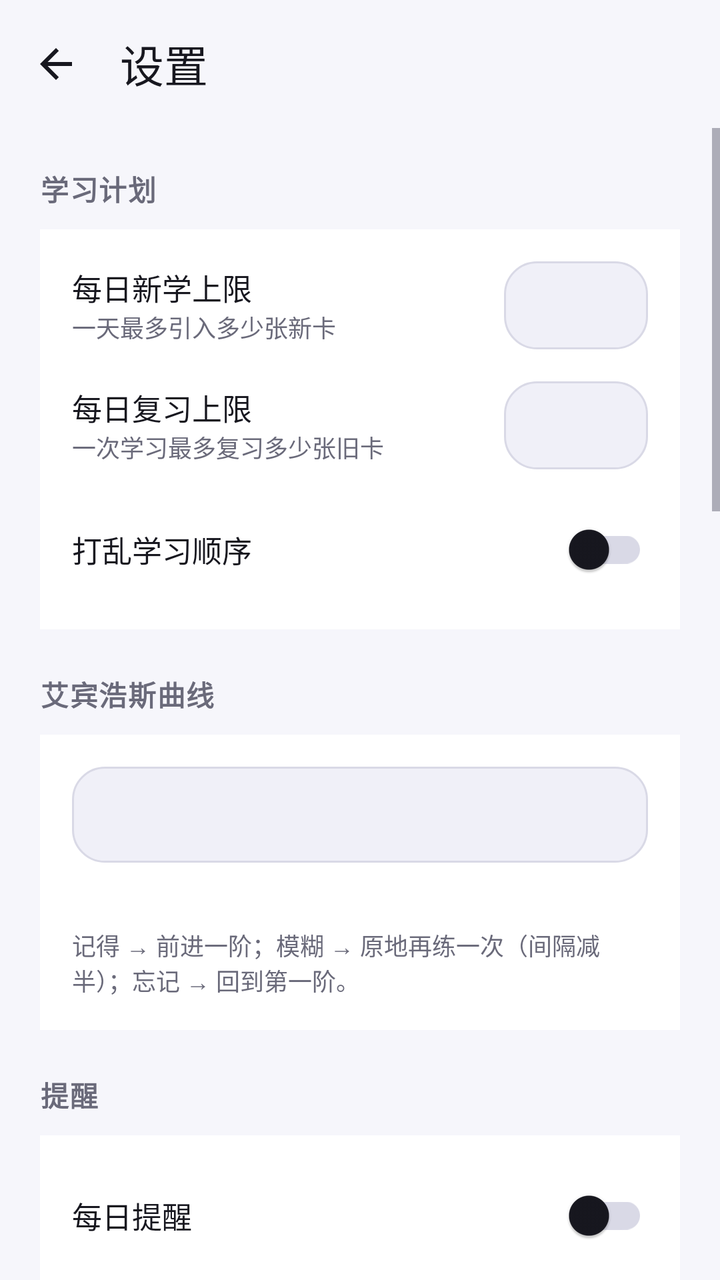
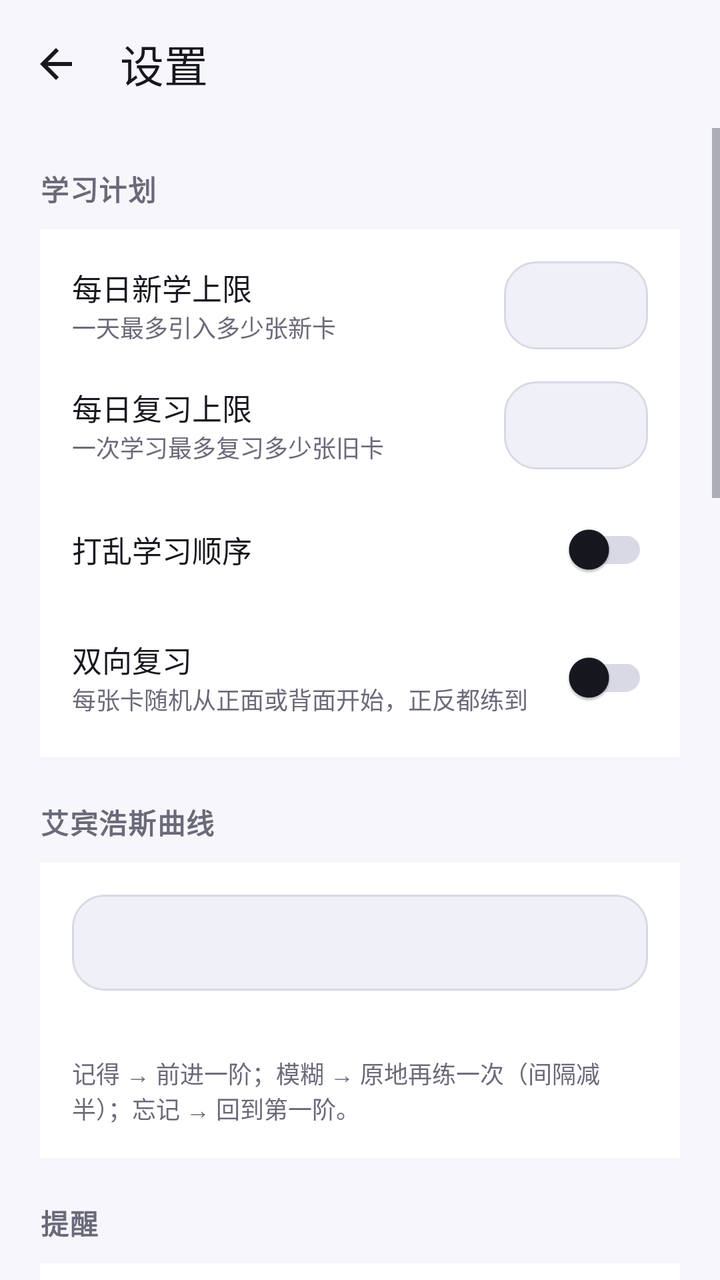

Screens rendered from an Android XML layout before and after an edit, with the pre-edit source and the edit as a unified diff.
<!-- AndroidManifest.xml: application theme Theme.Suji -->
<!-- res/layout/activity_settings.xml -->
<?xml version="1.0" encoding="utf-8"?>
<LinearLayout xmlns:android="http://schemas.android.com/apk/res/android"
    xmlns:app="http://schemas.android.com/apk/res-auto"
    android:layout_width="match_parent"
    android:layout_height="match_parent"
    android:background="?android:attr/colorBackground"
    android:orientation="vertical">

    <com.google.android.material.appbar.MaterialToolbar
        android:id="@+id/toolbar"
        android:layout_width="match_parent"
        android:layout_height="?attr/actionBarSize"
        android:background="?android:attr/colorBackground"
        app:navigationIcon="@drawable/ic_arrow_back"
        app:navigationIconTint="?attr/colorOnSurface"
        app:title="设置"
        app:titleTextColor="?attr/colorOnSurface" />

    <ScrollView
        android:layout_width="match_parent"
        android:layout_height="match_parent"
        android:fillViewport="true">

        <LinearLayout
            android:layout_width="match_parent"
            android:layout_height="wrap_content"
            android:orientation="vertical"
            android:padding="@dimen/page_pad">

            
            <TextView
                style="@style/Text.Section"
                android:layout_width="wrap_content"
                android:layout_height="wrap_content"
                android:text="学习计划" />

            <LinearLayout
                android:layout_width="match_parent"
                android:layout_height="wrap_content"
                android:layout_marginTop="10dp"
                android:background="?attr/colorSurface"
                android:orientation="vertical"
                android:padding="16dp">

                <LinearLayout
                    android:layout_width="match_parent"
                    android:layout_height="wrap_content"
                    android:gravity="center_vertical"
                    android:orientation="horizontal">

                    <LinearLayout
                        android:layout_width="0dp"
                        android:layout_height="wrap_content"
                        android:layout_weight="1"
                        android:orientation="vertical">

                        <TextView
                            android:layout_width="wrap_content"
                            android:layout_height="wrap_content"
                            android:text="每日新学上限"
                            android:textColor="?attr/colorOnSurface"
                            android:textSize="15sp" />

                        <TextView
                            android:layout_width="wrap_content"
                            android:layout_height="wrap_content"
                            android:text="一天最多引入多少张新卡"
                            android:textColor="?attr/colorOnSurfaceVariant"
                            android:textSize="12sp" />
                    </LinearLayout>

                    <EditText
                        android:id="@+id/edNewPerDay"
                        android:layout_width="72dp"
                        android:layout_height="44dp"
                        android:background="@drawable/bg_input"
                        android:gravity="center"
                        android:importantForAutofill="no"
                        android:inputType="number"
                        android:maxLength="4"
                        android:textColor="?attr/colorOnSurface"
                        android:textSize="15sp" />
                </LinearLayout>

                <LinearLayout
                    android:layout_width="match_parent"
                    android:layout_height="wrap_content"
                    android:layout_marginTop="16dp"
                    android:gravity="center_vertical"
                    android:orientation="horizontal">

                    <LinearLayout
                        android:layout_width="0dp"
                        android:layout_height="wrap_content"
                        android:layout_weight="1"
                        android:orientation="vertical">

                        <TextView
                            android:layout_width="wrap_content"
                            android:layout_height="wrap_content"
                            android:text="每日复习上限"
                            android:textColor="?attr/colorOnSurface"
                            android:textSize="15sp" />

                        <TextView
                            android:layout_width="wrap_content"
                            android:layout_height="wrap_content"
                            android:text="一次学习最多复习多少张旧卡"
                            android:textColor="?attr/colorOnSurfaceVariant"
                            android:textSize="12sp" />
                    </LinearLayout>

                    <EditText
                        android:id="@+id/edReviewPerDay"
                        android:layout_width="72dp"
                        android:layout_height="44dp"
                        android:background="@drawable/bg_input"
                        android:gravity="center"
                        android:importantForAutofill="no"
                        android:inputType="number"
                        android:maxLength="4"
                        android:textColor="?attr/colorOnSurface"
                        android:textSize="15sp" />
                </LinearLayout>

                <LinearLayout
                    android:layout_width="match_parent"
                    android:layout_height="wrap_content"
                    android:layout_marginTop="16dp"
                    android:gravity="center_vertical"
                    android:orientation="horizontal">

                    <TextView
                        android:layout_width="0dp"
                        android:layout_height="wrap_content"
                        android:layout_weight="1"
                        android:text="打乱学习顺序"
                        android:textColor="?attr/colorOnSurface"
                        android:textSize="15sp" />

                    <com.google.android.material.switchmaterial.SwitchMaterial
                        android:id="@+id/swShuffle"
                        android:layout_width="wrap_content"
                        android:layout_height="wrap_content" />
                </LinearLayout>
            </LinearLayout>

            
            <TextView
                style="@style/Text.Section"
                android:layout_width="wrap_content"
                android:layout_height="wrap_content"
                android:layout_marginTop="22dp"
                android:text="艾宾浩斯曲线" />

            <LinearLayout
                android:layout_width="match_parent"
                android:layout_height="wrap_content"
                android:layout_marginTop="10dp"
                android:background="?attr/colorSurface"
                android:orientation="vertical"
                android:padding="16dp">

                <Spinner
                    android:id="@+id/spinnerPreset"
                    android:layout_width="match_parent"
                    android:layout_height="48dp"
                    android:background="@drawable/bg_input"
                    android:paddingStart="12dp"
                    android:paddingEnd="12dp" />

                <TextView
                    android:id="@+id/tvIntervals"
                    android:layout_width="match_parent"
                    android:layout_height="wrap_content"
                    android:layout_marginTop="10dp"
                    android:text=""
                    android:textColor="?attr/colorOnSurfaceVariant"
                    android:textSize="12sp" />

                <TextView
                    android:layout_width="match_parent"
                    android:layout_height="wrap_content"
                    android:layout_marginTop="6dp"
                    android:text="记得 → 前进一阶；模糊 → 原地再练一次（间隔减半）；忘记 → 回到第一阶。"
                    android:textColor="?attr/colorOnSurfaceVariant"
                    android:textSize="12sp" />
            </LinearLayout>

            
            <TextView
                style="@style/Text.Section"
                android:layout_width="wrap_content"
                android:layout_height="wrap_content"
                android:layout_marginTop="22dp"
                android:text="提醒" />

            <LinearLayout
                android:layout_width="match_parent"
                android:layout_height="wrap_content"
                android:layout_marginTop="10dp"
                android:background="?attr/colorSurface"
                android:orientation="vertical"
                android:padding="16dp">

                <LinearLayout
                    android:layout_width="match_parent"
                    android:layout_height="wrap_content"
                    android:gravity="center_vertical"
                    android:orientation="horizontal">

                    <TextView
                        android:layout_width="0dp"
                        android:layout_height="wrap_content"
                        android:layout_weight="1"
                        android:text="每日提醒"
                        android:textColor="?attr/colorOnSurface"
                        android:textSize="15sp" />

                    <com.google.android.material.switchmaterial.SwitchMaterial
                        android:id="@+id/swReminder"
                        android:layout_width="wrap_content"
                        android:layout_height="wrap_content" />
                </LinearLayout>

                <LinearLayout
                    android:layout_width="match_parent"
                    android:layout_height="wrap_content"
                    android:layout_marginTop="12dp"
                    android:gravity="center_vertical"
                    android:orientation="horizontal">

                    <TextView
                        android:layout_width="0dp"
                        android:layout_height="wrap_content"
                        android:layout_weight="1"
                        android:text="提醒时间"
                        android:textColor="?attr/colorOnSurface"
                        android:textSize="15sp" />

                    <TextView
                        android:id="@+id/tvReminderTime"
                        android:layout_width="wrap_content"
                        android:layout_height="wrap_content"
                        android:background="@drawable/bg_input"
                        android:paddingStart="14dp"
                        android:paddingTop="8dp"
                        android:paddingEnd="14dp"
                        android:paddingBottom="8dp"
                        android:text="20:00"
                        android:textColor="?attr/colorPrimary"
                        android:textSize="15sp"
                        android:textStyle="bold" />
                </LinearLayout>
            </LinearLayout>

            
            <TextView
                style="@style/Text.Section"
                android:layout_width="wrap_content"
                android:layout_height="wrap_content"
                android:layout_marginTop="22dp"
                android:text="AI 整理（可选）" />

            <LinearLayout
                android:layout_width="match_parent"
                android:layout_height="wrap_content"
                android:layout_marginTop="10dp"
                android:background="?attr/colorSurface"
                android:orientation="vertical"
                android:padding="16dp">

                <com.google.android.material.textfield.TextInputLayout
                    android:layout_width="match_parent"
                    android:layout_height="wrap_content"
                    android:hint="接口地址"
                    app:boxBackgroundMode="outline">

                    <com.google.android.material.textfield.TextInputEditText
                        android:id="@+id/edBaseUrl"
                        android:layout_width="match_parent"
                        android:layout_height="wrap_content"
                        android:inputType="textUri"
                        android:textSize="14sp" />
                </com.google.android.material.textfield.TextInputLayout>

                <com.google.android.material.textfield.TextInputLayout
                    android:layout_width="match_parent"
                    android:layout_height="wrap_content"
                    android:layout_marginTop="12dp"
                    android:hint="模型"
                    app:boxBackgroundMode="outline">

                    <com.google.android.material.textfield.TextInputEditText
                        android:id="@+id/edModel"
                        android:layout_width="match_parent"
                        android:layout_height="wrap_content"
                        android:inputType="text"
                        android:textSize="14sp" />
                </com.google.android.material.textfield.TextInputLayout>

                <com.google.android.material.textfield.TextInputLayout
                    android:layout_width="match_parent"
                    android:layout_height="wrap_content"
                    android:layout_marginTop="12dp"
                    android:hint="API Key"
                    app:boxBackgroundMode="outline"
                    app:endIconMode="password_toggle">

                    <com.google.android.material.textfield.TextInputEditText
                        android:id="@+id/edKey"
                        android:layout_width="match_parent"
                        android:layout_height="wrap_content"
                        android:inputType="textPassword"
                        android:textSize="14sp" />
                </com.google.android.material.textfield.TextInputLayout>

                <com.google.android.material.button.MaterialButton
                    android:id="@+id/btnTest"
                    style="@style/Widget.Material3.Button.OutlinedButton"
                    android:layout_width="match_parent"
                    android:layout_height="46dp"
                    android:layout_marginTop="12dp"
                    android:text="测试连接" />

                <TextView
                    android:id="@+id/tvTest"
                    android:layout_width="match_parent"
                    android:layout_height="wrap_content"
                    android:layout_marginTop="8dp"
                    android:text=""
                    android:textColor="?attr/colorOnSurfaceVariant"
                    android:textSize="12sp" />

                <TextView
                    android:layout_width="match_parent"
                    android:layout_height="wrap_content"
                    android:layout_marginTop="10dp"
                    android:text="Key 只保存在本机，用于把原始资料整理成卡片。不填也能用，只是没有 AI 整理功能。"
                    android:textColor="?attr/colorOnSurfaceVariant"
                    android:textSize="12sp" />
            </LinearLayout>

            
            <TextView
                style="@style/Text.Section"
                android:layout_width="wrap_content"
                android:layout_height="wrap_content"
                android:layout_marginTop="22dp"
                android:text="数据" />

            <LinearLayout
                android:layout_width="match_parent"
                android:layout_height="wrap_content"
                android:layout_marginTop="10dp"
                android:background="?attr/colorSurface"
                android:orientation="vertical"
                android:padding="16dp">

                <com.google.android.material.button.MaterialButton
                    android:id="@+id/btnExport"
                    style="@style/Widget.Material3.Button.OutlinedButton"
                    android:layout_width="match_parent"
                    android:layout_height="46dp"
                    android:text="导出备份（.json）"
                    app:icon="@drawable/ic_share"
                    app:iconSize="18dp" />

                <com.google.android.material.button.MaterialButton
                    android:id="@+id/btnRestore"
                    style="@style/Widget.Material3.Button.OutlinedButton"
                    android:layout_width="match_parent"
                    android:layout_height="46dp"
                    android:layout_marginTop="10dp"
                    android:text="从备份恢复"
                    app:icon="@drawable/ic_restore"
                    app:iconSize="18dp" />

                <com.google.android.material.button.MaterialButton
                    android:id="@+id/btnSample"
                    style="@style/Widget.Material3.Button.TextButton"
                    android:layout_width="match_parent"
                    android:layout_height="46dp"
                    android:layout_marginTop="6dp"
                    android:text="重新导入示例数据" />

                <com.google.android.material.button.MaterialButton
                    android:id="@+id/btnClear"
                    style="@style/Widget.Material3.Button.TextButton"
                    android:layout_width="match_parent"
                    android:layout_height="46dp"
                    android:text="清空所有数据"
                    android:textColor="?attr/colorError" />
            </LinearLayout>

            
            <TextView
                style="@style/Text.Section"
                android:layout_width="wrap_content"
                android:layout_height="wrap_content"
                android:layout_marginTop="22dp"
                android:text="检查更新" />

            <LinearLayout
                android:layout_width="match_parent"
                android:layout_height="wrap_content"
                android:layout_marginTop="10dp"
                android:background="?attr/colorSurface"
                android:orientation="vertical"
                android:padding="16dp">

                <TextView
                    android:id="@+id/tvCurrentVersion"
                    android:layout_width="match_parent"
                    android:layout_height="wrap_content"
                    android:text="当前版本 -"
                    android:textColor="?attr/colorOnSurfaceVariant"
                    android:textSize="13sp" />

                <com.google.android.material.textfield.TextInputLayout
                    android:layout_width="match_parent"
                    android:layout_height="wrap_content"
                    android:layout_marginTop="12dp"
                    android:hint="仓库地址（如 https://github.com/xxx/suji）"
                    app:boxBackgroundMode="outline">

                    <com.google.android.material.textfield.TextInputEditText
                        android:id="@+id/edUpdateUrl"
                        android:layout_width="match_parent"
                        android:layout_height="wrap_content"
                        android:inputType="textUri"
                        android:textSize="14sp" />
                </com.google.android.material.textfield.TextInputLayout>

                <com.google.android.material.button.MaterialButton
                    android:id="@+id/btnCheckUpdate"
                    android:layout_width="match_parent"
                    android:layout_height="46dp"
                    android:layout_marginTop="12dp"
                    android:text="检查更新" />

                <TextView
                    android:id="@+id/tvUpdateResult"
                    android:layout_width="match_parent"
                    android:layout_height="wrap_content"
                    android:layout_marginTop="10dp"
                    android:text=""
                    android:textColor="?attr/colorOnSurfaceVariant"
                    android:textSize="12sp" />

                <TextView
                    android:layout_width="match_parent"
                    android:layout_height="wrap_content"
                    android:layout_marginTop="8dp"
                    android:text="把项目传到 GitHub 后，在这里填仓库地址，就能检查并跳转下载新版本。"
                    android:textColor="?attr/colorOnSurfaceVariant"
                    android:textSize="12sp" />
            </LinearLayout>

            <TextView
                android:id="@+id/tvAbout"
                android:layout_width="match_parent"
                android:layout_height="wrap_content"
                android:layout_marginTop="24dp"
                android:layout_marginBottom="40dp"
                android:gravity="center"
                android:text="按艾宾浩斯遗忘曲线安排复习 · 数据全部保存在本地"
                android:textColor="?attr/colorOnSurfaceVariant"
                android:textSize="12sp" />
        </LinearLayout>
    </ScrollView>
</LinearLayout>
<!-- resources referenced by this layout -->
<resources>
  <dimen name="page_pad">20dp</dimen>
  <!-- drawable bg_input (drawable) -->
  <?xml version="1.0" encoding="utf-8"?>
  <shape xmlns:android="http://schemas.android.com/apk/res/android" android:shape="rectangle">
      <corners android:radius="16dp" />
      <solid android:color="@color/surface_alt" />
      <stroke android:width="1dp" android:color="@color/outline" />
  </shape>
  <!-- drawable ic_arrow_back (drawable) -->
  <vector xmlns:android="http://schemas.android.com/apk/res/android"
      android:width="24dp"
      android:height="24dp"
      android:viewportWidth="24"
      android:viewportHeight="24"
      android:tint="?attr/colorOnSurfaceVariant">
      <path
          android:fillColor="@android:color/white"
          android:pathData="M20,11H7.83l5.59,-5.59L12,4l-8,8 8,8 1.41,-1.41L7.83,13H20v-2z" />
  </vector>
  <!-- drawable ic_restore (drawable) -->
  <vector xmlns:android="http://schemas.android.com/apk/res/android"
      android:width="24dp"
      android:height="24dp"
      android:viewportWidth="24"
      android:viewportHeight="24"
      android:tint="?attr/colorOnSurfaceVariant">
      <path
          android:fillColor="@android:color/white"
          android:pathData="M13,3c-4.97,0 -9,4.03 -9,9H1l3.89,3.89 0.07,0.14L9,12H6c0,-3.87 3.13,-7 7,-7s7,3.13 7,7 -3.13,7 -7,7c-1.93,0 -3.68,-0.79 -4.94,-2.06l-1.42,1.42C8.27,19.99 10.51,21 13,21c4.97,0 9,-4.03 9,-9s-4.03,-9 -9,-9zM12,8v5l4.28,2.54 0.72,-1.21 -3.5,-2.08V8H12z" />
  </vector>
  <!-- drawable ic_share (drawable) -->
  <vector xmlns:android="http://schemas.android.com/apk/res/android"
      android:width="24dp"
      android:height="24dp"
      android:viewportWidth="24"
      android:viewportHeight="24"
      android:tint="?attr/colorOnSurfaceVariant">
      <path
          android:fillColor="@android:color/white"
          android:pathData="M18,16.08c-0.76,0 -1.44,0.3 -1.96,0.77L8.91,12.7c0.05,-0.23 0.09,-0.46 0.09,-0.7s-0.04,-0.47 -0.09,-0.7l7.05,-4.11c0.54,0.5 1.25,0.81 2.04,0.81 1.66,0 3,-1.34 3,-3s-1.34,-3 -3,-3 -3,1.34 -3,3c0,0.24 0.04,0.47 0.09,0.7L8.04,9.81C7.5,9.31 6.79,9 6,9c-1.66,0 -3,1.34 -3,3s1.34,3 3,3c0.79,0 1.5,-0.31 2.04,-0.81l7.12,4.16c-0.05,0.21 -0.08,0.43 -0.08,0.65 0,1.61 1.31,2.92 2.92,2.92s2.92,-1.31 2.92,-2.92 -1.31,-2.92 -2.92,-2.92z" />
  </vector>
  <style name="Text.Section" parent="TextAppearance.Material3.TitleSmall">
          <item name="android:textColor">@color/text_secondary</item>
          <item name="android:textStyle">bold</item>
          <item name="android:letterSpacing">0.04</item>
      </style>
  <color name="surface_alt">#F0F0F8</color>
  <color name="outline">#D9D9E6</color>
  <color name="text_secondary">#6A6A7A</color>
  <color name="brand">#5B5BD6</color>
  <color name="on_brand">#FFFFFF</color>
  <color name="brand_container">#E3E3FF</color>
  <color name="on_brand_container">#17174F</color>
  <color name="accent">#F59E0B</color>
  <color name="on_accent">#2A1A00</color>
  <color name="accent_container">#FFE7C2</color>
  <color name="bg">#F6F6FB</color>
  <color name="surface">#FFFFFF</color>
  <color name="text_primary">#17171F</color>
  <!-- unchanged entries left out for length: 1 -->
</resources>

<!-- the commit's change to res/layout/activity_settings.xml (unified diff, before → after) -->
@@ -143,6 +143,40 @@
                         android:layout_width="wrap_content"
                         android:layout_height="wrap_content" />
                 </LinearLayout>
+
+                <LinearLayout
+                    android:layout_width="match_parent"
+                    android:layout_height="wrap_content"
+                    android:layout_marginTop="16dp"
+                    android:gravity="center_vertical"
+                    android:orientation="horizontal">
+
+                    <LinearLayout
+                        android:layout_width="0dp"
+                        android:layout_height="wrap_content"
+                        android:layout_weight="1"
+                        android:orientation="vertical">
+
+                        <TextView
+                            android:layout_width="wrap_content"
+                            android:layout_height="wrap_content"
+                            android:text="双向复习"
+                            android:textColor="?attr/colorOnSurface"
+                            android:textSize="15sp" />
+
+                        <TextView
+                            android:layout_width="wrap_content"
+                            android:layout_height="wrap_content"
+                            android:text="每张卡随机从正面或背面开始，正反都练到"
+                            android:textColor="?attr/colorOnSurfaceVariant"
+                            android:textSize="12sp" />
+                    </LinearLayout>
+
+                    <com.google.android.material.switchmaterial.SwitchMaterial
+                        android:id="@+id/swBidirectional"
+                        android:layout_width="wrap_content"
+                        android:layout_height="wrap_content" />
+                </LinearLayout>
             </LinearLayout>
 
             
